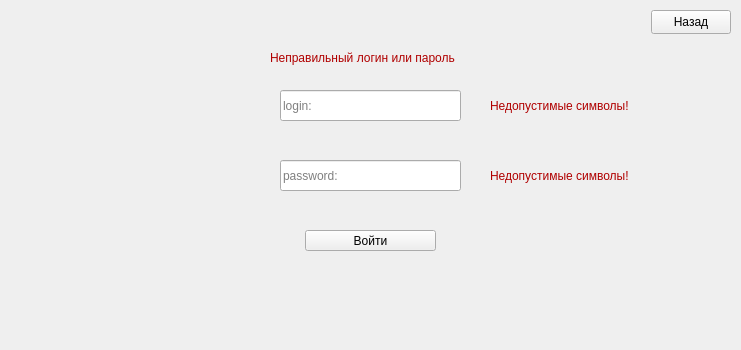
The window that qt_projects/authorization_and_login/gui_app/authorization_window.ui (xwwwwl/bfu_2025) describes before a commit, drawn with Qt 5.
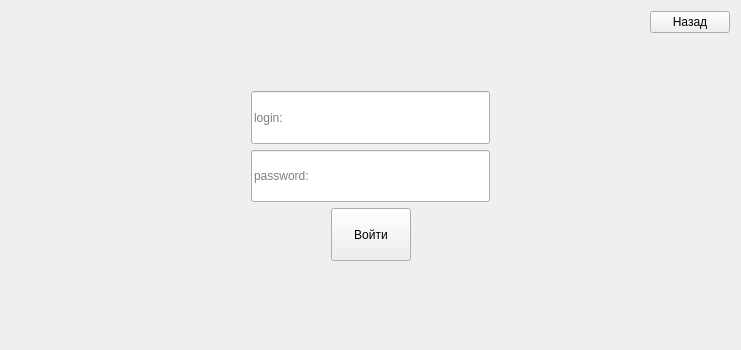
The same window after the commit.

Patch:
```diff
--- a/qt_projects/authorization_and_login/gui_app/authorization_window.ui
+++ b/qt_projects/authorization_and_login/gui_app/authorization_window.ui
@@ -13,14 +13,68 @@
   <property name="windowTitle">
    <string>Form</string>
   </property>
+  <layout class="QVBoxLayout" name="verticalLayout_2">
+   <item>
+    <layout class="QVBoxLayout" name="verticalLayout">
+     <item>
+      <layout class="QHBoxLayout" name="horizontalLayout_6">
+       <item>
+        <spacer name="horizontalSpacer_9">
+         <property name="orientation">
+          <enum>Qt::Orientation::Horizontal</enum>
+         </property>
+         <property name="sizeHint" stdset="0">
+          <size>
+           <width>40</width>
+           <height>20</height>
+          </size>
+         </property>
+        </spacer>
+       </item>
+       <item>
+        <widget class="QPushButton" name="back_to_mainwindow">
+         <property name="text">
+          <string>Назад</string>
+         </property>
+        </widget>
+       </item>
+      </layout>
+     </item>
+     <item>
+      <spacer name="verticalSpacer_2">
+       <property name="orientation">
+        <enum>Qt::Orientation::Vertical</enum>
+       </property>
+       <property name="sizeHint" stdset="0">
+        <size>
+         <width>20</width>
+         <height>40</height>
+        </size>
+       </property>
+      </spacer>
+     </item>
+     <item>
+      <layout class="QHBoxLayout" name="horizontalLayout_3" stretch="0,0,0">
+       <item>
+        <spacer name="horizontalSpacer_3">
+         <property name="orientation">
+          <enum>Qt::Orientation::Horizontal</enum>
+         </property>
+         <property name="sizeHint" stdset="0">
+          <size>
+           <width>40</width>
+           <height>20</height>
+          </size>
+         </property>
+        </spacer>
+       </item>
+       <item>
   <widget class="QLineEdit" name="login_authorization">
-   <property name="geometry">
-    <rect>
-     <x>280</x>
-     <y>90</y>
-     <width>181</width>
-     <height>31</height>
-    </rect>
+         <property name="sizePolicy">
+          <sizepolicy hsizetype="Expanding" vsizetype="Expanding">
+           <horstretch>0</horstretch>
+           <verstretch>0</verstretch>
+          </sizepolicy>
    </property>
    <property name="layoutDirection">
     <enum>Qt::LayoutDirection::LeftToRight</enum>
@@ -35,14 +89,44 @@
     <string>login:</string>
    </property>
   </widget>
+       </item>
+       <item>
+        <spacer name="horizontalSpacer_4">
+         <property name="orientation">
+          <enum>Qt::Orientation::Horizontal</enum>
+         </property>
+         <property name="sizeHint" stdset="0">
+          <size>
+           <width>40</width>
+           <height>20</height>
+          </size>
+         </property>
+        </spacer>
+       </item>
+      </layout>
+     </item>
+     <item>
+      <layout class="QHBoxLayout" name="horizontalLayout_4" stretch="0,0,0">
+       <item>
+        <spacer name="horizontalSpacer_5">
+         <property name="orientation">
+          <enum>Qt::Orientation::Horizontal</enum>
+         </property>
+         <property name="sizeHint" stdset="0">
+          <size>
+           <width>40</width>
+           <height>20</height>
+          </size>
+         </property>
+        </spacer>
+       </item>
+       <item>
   <widget class="QLineEdit" name="password_authorization">
-   <property name="geometry">
-    <rect>
-     <x>280</x>
-     <y>160</y>
-     <width>181</width>
-     <height>31</height>
-    </rect>
+         <property name="sizePolicy">
+          <sizepolicy hsizetype="Expanding" vsizetype="Expanding">
+           <horstretch>0</horstretch>
+           <verstretch>0</verstretch>
+          </sizepolicy>
    </property>
    <property name="layoutDirection">
     <enum>Qt::LayoutDirection::LeftToRight</enum>
@@ -57,92 +141,126 @@
     <string>password:</string>
    </property>
   </widget>
+       </item>
+       <item>
+        <spacer name="horizontalSpacer_6">
+         <property name="orientation">
+          <enum>Qt::Orientation::Horizontal</enum>
+         </property>
+         <property name="sizeHint" stdset="0">
+          <size>
+           <width>40</width>
+           <height>20</height>
+          </size>
+         </property>
+        </spacer>
+       </item>
+      </layout>
+     </item>
+     <item>
+      <layout class="QHBoxLayout" name="horizontalLayout_5" stretch="1,0,1">
+       <item>
+        <spacer name="horizontalSpacer_7">
+         <property name="orientation">
+          <enum>Qt::Orientation::Horizontal</enum>
+         </property>
+         <property name="sizeHint" stdset="0">
+          <size>
+           <width>40</width>
+           <height>20</height>
+          </size>
+         </property>
+        </spacer>
+       </item>
+       <item>
   <widget class="QPushButton" name="authorization_button">
-   <property name="geometry">
-    <rect>
-     <x>305</x>
-     <y>230</y>
-     <width>131</width>
-     <height>21</height>
-    </rect>
+         <property name="sizePolicy">
+          <sizepolicy hsizetype="Expanding" vsizetype="Expanding">
+           <horstretch>0</horstretch>
+           <verstretch>0</verstretch>
+          </sizepolicy>
    </property>
    <property name="text">
     <string>Войти</string>
    </property>
   </widget>
-  <widget class="QPushButton" name="back_to_mainwindow">
-   <property name="geometry">
-    <rect>
-     <x>651</x>
-     <y>10</y>
-     <width>80</width>
-     <height>24</height>
-    </rect>
-   </property>
-   <property name="text">
-    <string>Назад</string>
-   </property>
-  </widget>
-  <widget class="QLabel" name="Error_password">
-   <property name="enabled">
-    <bool>true</bool>
-   </property>
-   <property name="geometry">
-    <rect>
-     <x>490</x>
-     <y>160</y>
-     <width>151</width>
-     <height>31</height>
-    </rect>
-   </property>
-   <property name="styleSheet">
-    <string notr="true">QLabel {
-    color: #B00000;
-}</string>
-   </property>
-   <property name="text">
-    <string>Недопустимые символы!</string>
-   </property>
-  </widget>
-  <widget class="QLabel" name="you_not_regist">
-   <property name="geometry">
-    <rect>
-     <x>270</x>
-     <y>50</y>
-     <width>271</width>
-     <height>16</height>
-    </rect>
-   </property>
-   <property name="styleSheet">
-    <string notr="true">QLabel {
-    color: #B00000;
-}</string>
-   </property>
-   <property name="text">
-    <string>Неправильный логин или пароль</string>
-   </property>
-  </widget>
-  <widget class="QLabel" name="Error_registration">
+       </item>
+       <item>
+        <spacer name="horizontalSpacer_8">
+         <property name="orientation">
+          <enum>Qt::Orientation::Horizontal</enum>
+         </property>
+         <property name="sizeHint" stdset="0">
+          <size>
+           <width>40</width>
+           <height>20</height>
+          </size>
+         </property>
+        </spacer>
+       </item>
+      </layout>
+     </item>
+     <item>
+      <spacer name="verticalSpacer_3">
+       <property name="orientation">
+        <enum>Qt::Orientation::Vertical</enum>
+       </property>
+       <property name="sizeHint" stdset="0">
+        <size>
+         <width>20</width>
+         <height>47</height>
+        </size>
+       </property>
+      </spacer>
+     </item>
+     <item>
+      <layout class="QHBoxLayout" name="horizontalLayout">
+       <item>
+        <spacer name="horizontalSpacer_10">
+         <property name="orientation">
+          <enum>Qt::Orientation::Horizontal</enum>
+         </property>
+         <property name="sizeHint" stdset="0">
+          <size>
+           <width>40</width>
+           <height>20</height>
+          </size>
+         </property>
+        </spacer>
+       </item>
+       <item>
+        <widget class="QLabel" name="Error_screen">
    <property name="enabled">
     <bool>true</bool>
    </property>
-   <property name="geometry">
-    <rect>
-     <x>490</x>
-     <y>90</y>
-     <width>151</width>
-     <height>31</height>
-    </rect>
-   </property>
    <property name="styleSheet">
     <string notr="true">QLabel {
     color: #B00000;
 }</string>
    </property>
    <property name="text">
-    <string>Недопустимые символы!</string>
-   </property>
-  </widget>
+          <string/>
+         </property>
+        </widget>
+       </item>
+       <item>
+        <spacer name="horizontalSpacer">
+         <property name="orientation">
+          <enum>Qt::Orientation::Horizontal</enum>
+         </property>
+         <property name="sizeHint" stdset="0">
+          <size>
+           <width>40</width>
+           <height>20</height>
+          </size>
+         </property>
+        </spacer>
+       </item>
+      </layout>
+     </item>
+    </layout>
+   </item>
+  </layout>
  </widget>
  <resources/>
  <connections/>
```
Lines whose indentation alone changed are shown as unchanged.
